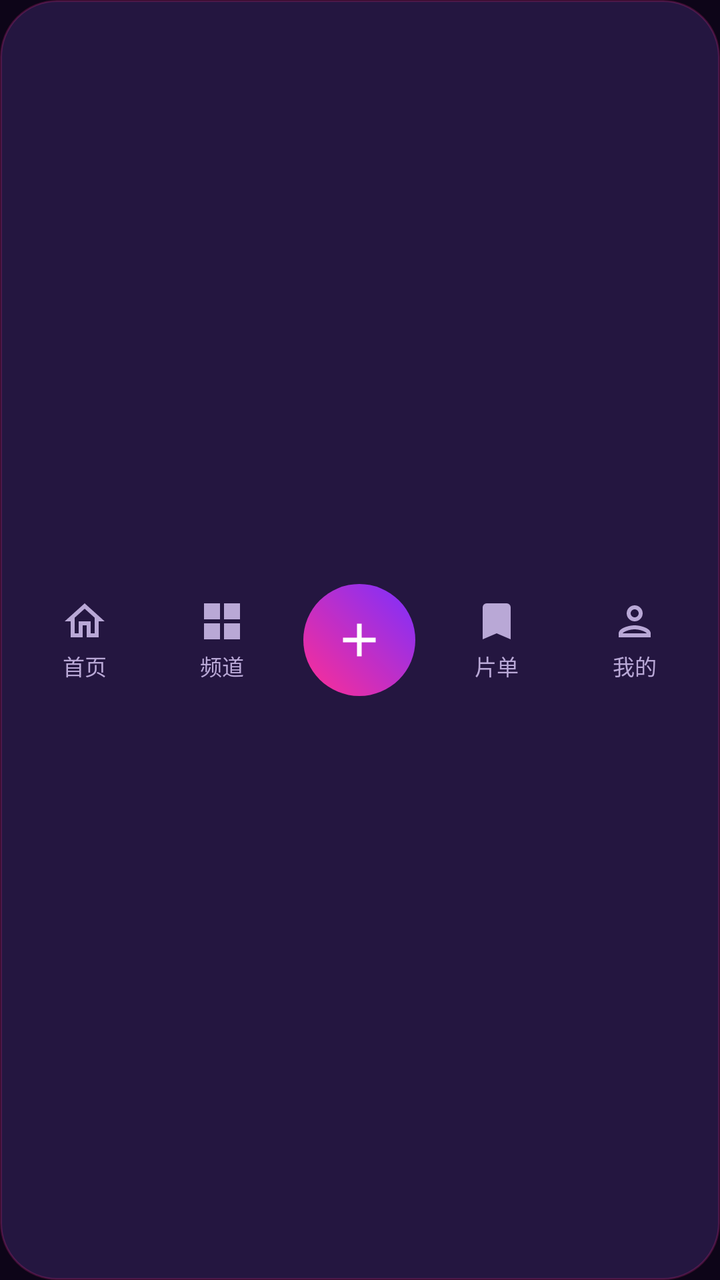
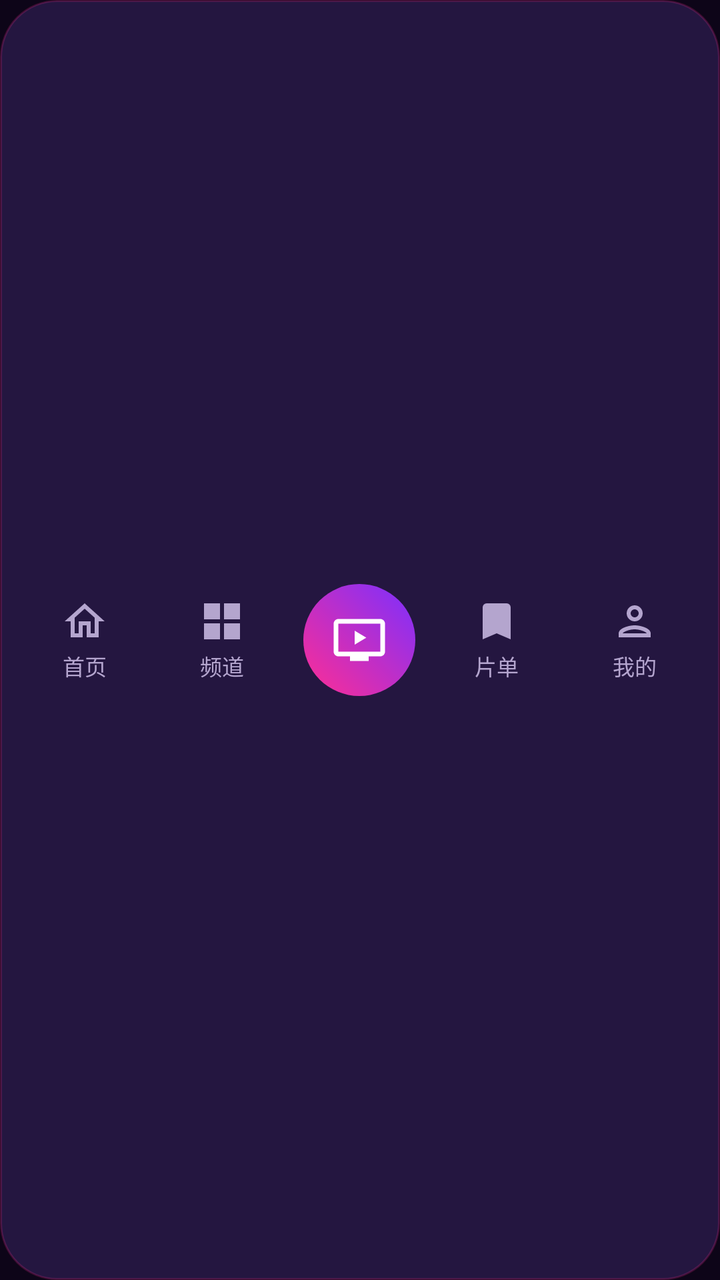

Before-and-after screenshots of an Android layout around one commit, followed by the original layout XML and the change that was made.
<!-- AndroidManifest.xml: application theme AppTheme -->
<!-- res/layout/layout_bottom_nav_neon.xml -->
<?xml version="1.0" encoding="utf-8"?>
<LinearLayout xmlns:android="http://schemas.android.com/apk/res/android"
    xmlns:app="http://schemas.android.com/apk/res-auto"
    android:layout_width="match_parent"
    android:layout_height="68dp"
    android:background="@drawable/bg_bottom_nav_neon"
    android:gravity="center_vertical"
    android:orientation="horizontal"
    android:padding="8dp">

    <LinearLayout
        android:id="@+id/navHome"
        android:layout_width="0dp"
        android:layout_height="wrap_content"
        android:layout_weight="1"
        android:background="?attr/selectableItemBackgroundBorderless"
        android:gravity="center"
        android:orientation="vertical">

        <ImageView
            android:id="@+id/ivNavHome"
            android:layout_width="24dp"
            android:layout_height="24dp"
            android:src="@drawable/ic_nav_home"
            app:tint="@color/text_muted" />

        <TextView
            android:id="@+id/tvNavHome"
            android:layout_width="wrap_content"
            android:layout_height="wrap_content"
            android:layout_marginTop="2dp"
            android:text="首页"
            android:textColor="@color/text_muted"
            android:textSize="11sp" />
    </LinearLayout>

    <LinearLayout
        android:id="@+id/navChannel"
        android:layout_width="0dp"
        android:layout_height="wrap_content"
        android:layout_weight="1"
        android:background="?attr/selectableItemBackgroundBorderless"
        android:gravity="center"
        android:orientation="vertical">

        <ImageView
            android:id="@+id/ivNavChannel"
            android:layout_width="24dp"
            android:layout_height="24dp"
            android:src="@drawable/ic_nav_channel"
            app:tint="@color/text_muted" />

        <TextView
            android:id="@+id/tvNavChannel"
            android:layout_width="wrap_content"
            android:layout_height="wrap_content"
            android:layout_marginTop="2dp"
            android:text="频道"
            android:textColor="@color/text_muted"
            android:textSize="11sp" />
    </LinearLayout>

    <LinearLayout
        android:id="@+id/navAdd"
        android:layout_width="0dp"
        android:layout_height="wrap_content"
        android:layout_weight="1"
        android:background="?attr/selectableItemBackgroundBorderless"
        android:gravity="center"
        android:orientation="vertical">

        <ImageView
            android:id="@+id/ivNavAdd"
            android:layout_width="56dp"
            android:layout_height="56dp"
            android:background="@drawable/bg_add_button"
            android:contentDescription="添加"
            android:padding="14dp"
            android:src="@drawable/ic_add"
            app:tint="@android:color/white" />
    </LinearLayout>

    <LinearLayout
        android:id="@+id/navList"
        android:layout_width="0dp"
        android:layout_height="wrap_content"
        android:layout_weight="1"
        android:background="?attr/selectableItemBackgroundBorderless"
        android:gravity="center"
        android:orientation="vertical">

        <ImageView
            android:id="@+id/ivNavList"
            android:layout_width="24dp"
            android:layout_height="24dp"
            android:src="@drawable/ic_nav_list"
            app:tint="@color/text_muted" />

        <TextView
            android:id="@+id/tvNavList"
            android:layout_width="wrap_content"
            android:layout_height="wrap_content"
            android:layout_marginTop="2dp"
            android:text="片单"
            android:textColor="@color/text_muted"
            android:textSize="11sp" />
    </LinearLayout>

    <LinearLayout
        android:id="@+id/navMine"
        android:layout_width="0dp"
        android:layout_height="wrap_content"
        android:layout_weight="1"
        android:background="?attr/selectableItemBackgroundBorderless"
        android:gravity="center"
        android:orientation="vertical">

        <ImageView
            android:id="@+id/ivNavMine"
            android:layout_width="24dp"
            android:layout_height="24dp"
            android:src="@drawable/ic_nav_mine"
            app:tint="@color/text_muted" />

        <TextView
            android:id="@+id/tvNavMine"
            android:layout_width="wrap_content"
            android:layout_height="wrap_content"
            android:layout_marginTop="2dp"
            android:text="我的"
            android:textColor="@color/text_muted"
            android:textSize="11sp" />
    </LinearLayout>

</LinearLayout>
<!-- resources referenced by this layout -->
<resources>
  <color name="text_muted">#B9A8D6</color>
  <!-- drawable bg_add_button (drawable) -->
  <?xml version="1.0" encoding="utf-8"?>
  <shape xmlns:android="http://schemas.android.com/apk/res/android"
      android:shape="oval">
      <gradient
          android:angle="45"
          android:startColor="#FF2E93"
          android:endColor="#7B2FFF"
          android:type="linear" />
  </shape>
  <!-- drawable bg_bottom_nav_neon (drawable) -->
  <?xml version="1.0" encoding="utf-8"?>
  <shape xmlns:android="http://schemas.android.com/apk/res/android"
      android:shape="rectangle">
      <solid android:color="#241640" />
      <corners android:radius="28dp" />
      <stroke android:width="1dp" android:color="#33FF2E93" />
  </shape>
  <!-- drawable ic_add (drawable) -->
  <?xml version="1.0" encoding="utf-8"?>
  <vector xmlns:android="http://schemas.android.com/apk/res/android"
      android:width="24dp"
      android:height="24dp"
      android:viewportWidth="24"
      android:viewportHeight="24">
      <path
          android:fillColor="#FFFFFF"
          android:pathData="M19,13h-6v6h-2v-6H5v-2h6V5h2v6h6v2z" />
  </vector>
  <!-- drawable ic_nav_channel (drawable) -->
  <?xml version="1.0" encoding="utf-8"?>
  <vector xmlns:android="http://schemas.android.com/apk/res/android"
      android:width="24dp"
      android:height="24dp"
      android:viewportWidth="24"
      android:viewportHeight="24">
      <path
          android:fillColor="#FFFFFF"
          android:pathData="M3,3h8v8H3V3zM13,3h8v8h-8V3zM3,13h8v8H3V13zM13,13h8v8h-8V13z" />
  </vector>
  <!-- drawable ic_nav_home (drawable) -->
  <?xml version="1.0" encoding="utf-8"?>
  <vector xmlns:android="http://schemas.android.com/apk/res/android"
      android:width="24dp"
      android:height="24dp"
      android:viewportWidth="24"
      android:viewportHeight="24">
      <path
          android:fillColor="#FFFFFF"
          android:pathData="M12,5.69l5,4.5V18h-2v-6H9v6H7v-7.81l5,-4.5M12,3L2,12h3v8h6v-6h2v6h6v-8h3L12,3z" />
  </vector>
  <!-- drawable ic_nav_list (drawable) -->
  <?xml version="1.0" encoding="utf-8"?>
  <vector xmlns:android="http://schemas.android.com/apk/res/android"
      android:width="24dp"
      android:height="24dp"
      android:viewportWidth="24"
      android:viewportHeight="24">
      <path
          android:fillColor="#FFFFFF"
          android:pathData="M17,3H7A2,2 0 0,0 5,5V21L12,18L19,21V5A2,2 0 0,0 17,3Z" />
  </vector>
  <!-- drawable ic_nav_mine (drawable) -->
  <?xml version="1.0" encoding="utf-8"?>
  <vector xmlns:android="http://schemas.android.com/apk/res/android"
      android:width="24dp"
      android:height="24dp"
      android:viewportWidth="24"
      android:viewportHeight="24">
      <path
          android:fillColor="#FFFFFF"
          android:pathData="M12,6c1.1,0 2,0.9 2,2s-0.9,2 -2,2 -2,-0.9 -2,-2 0.9,-2 2,-2m0,10c2.7,0 5.8,1.29 6,2H6c0.23,-0.72 3.31,-2 6,-2m0,-12C9.79,4 8,5.79 8,8s1.79,4 4,4 4,-1.79 4,-4 -1.79,-4 -4,-4zM12,14c-2.67,0 -8,1.34 -8,4v2h16v-2c0,-2.66 -5.33,-4 -8,-4z" />
  </vector>
  <style name="AppTheme" parent="Base.AppTheme" />
  <style name="Base.AppTheme" parent="Theme.Material3.Dark.NoActionBar">
          <item name="colorPrimary">@color/colorPrimary</item>
          <item name="colorOnPrimary">@color/colorOnPrimary</item>
          <item name="colorPrimaryVariant">@color/colorPrimaryVariant</item>
          <item name="android:statusBarColor">@android:color/transparent</item>
          <item name="android:navigationBarColor">@android:color/transparent</item>
          <item name="android:windowBackground">@color/bg_dark</item>
          <item name="android:windowDrawsSystemBarBackgrounds">true</item>
          <item name="android:forceDarkAllowed">false</item>
      </style>
  <color name="colorPrimary">#FF2E93</color>
  <color name="colorOnPrimary">#FFFFFF</color>
  <color name="colorPrimaryVariant">#C2187A</color>
  <color name="bg_dark">#0D0518</color>
</resources>

<!-- the commit's change to res/layout/layout_bottom_nav_neon.xml (unified diff, before → after) -->
@@ -74,9 +74,9 @@
             android:layout_width="56dp"
             android:layout_height="56dp"
             android:background="@drawable/bg_add_button"
-            android:contentDescription="添加"
+            android:contentDescription="直播"
             android:padding="14dp"
-            android:src="@drawable/ic_add"
+            android:src="@drawable/ic_live"
             app:tint="@android:color/white" />
     </LinearLayout>
 
<!-- resource entries referenced after the edit -->
@@ -1,6 +1,6 @@
 <!-- resources referenced by this layout -->
 <resources>
-  <color name="text_muted">#B9A8D6</color>
+  <color name="text_muted">#B4A5CE</color>
   <!-- drawable bg_add_button (drawable) -->
   <?xml version="1.0" encoding="utf-8"?>
   <shape xmlns:android="http://schemas.android.com/apk/res/android"
@@ -19,7 +19,7 @@
       <corners android:radius="28dp" />
       <stroke android:width="1dp" android:color="#33FF2E93" />
   </shape>
-  <!-- drawable ic_add (drawable) -->
+  <!-- drawable ic_live (drawable) -->
   <?xml version="1.0" encoding="utf-8"?>
   <vector xmlns:android="http://schemas.android.com/apk/res/android"
       android:width="24dp"
@@ -28,7 +28,7 @@
       android:viewportHeight="24">
       <path
           android:fillColor="#FFFFFF"
-          android:pathData="M19,13h-6v6h-2v-6H5v-2h6V5h2v6h6v2z" />
+          android:pathData="M21,3H3C1.9,3 1,3.9 1,5v12c0,1.1 0.9,2 2,2h5v2h8v-2h5c1.1,0 2,-0.9 2,-2V5C23,3.9 22.1,3 21,3zM21,17H3V5h18V17zM10,8v6l5,-3z" />
   </vector>
   <!-- drawable ic_nav_channel (drawable) -->
   <?xml version="1.0" encoding="utf-8"?>
